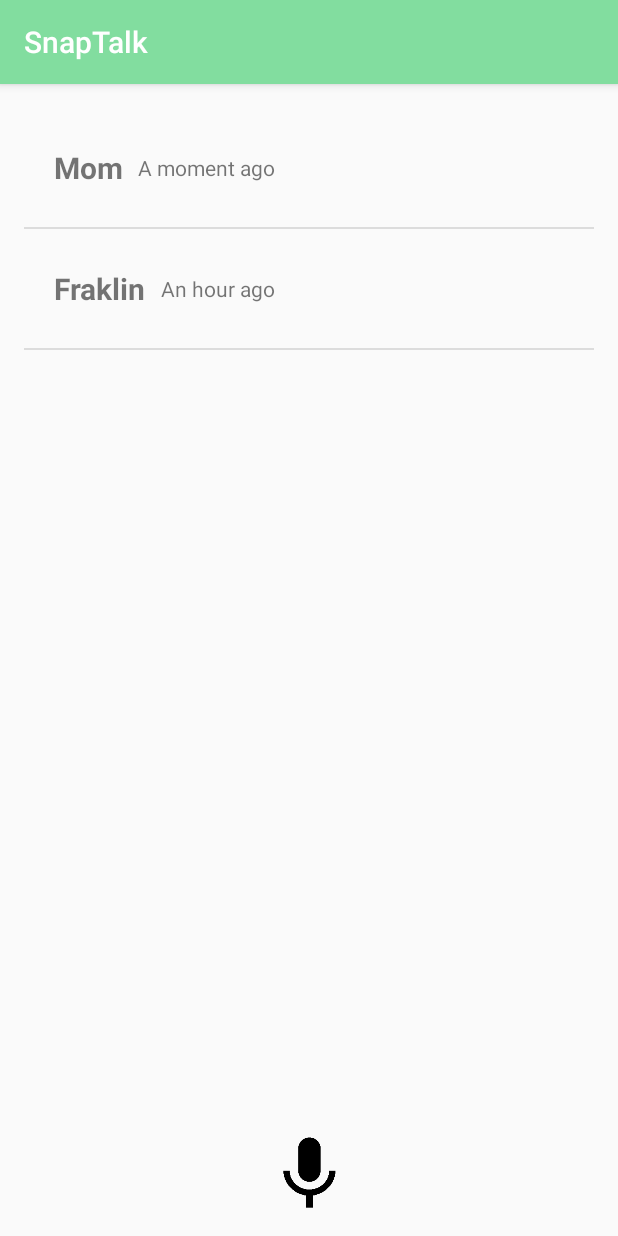
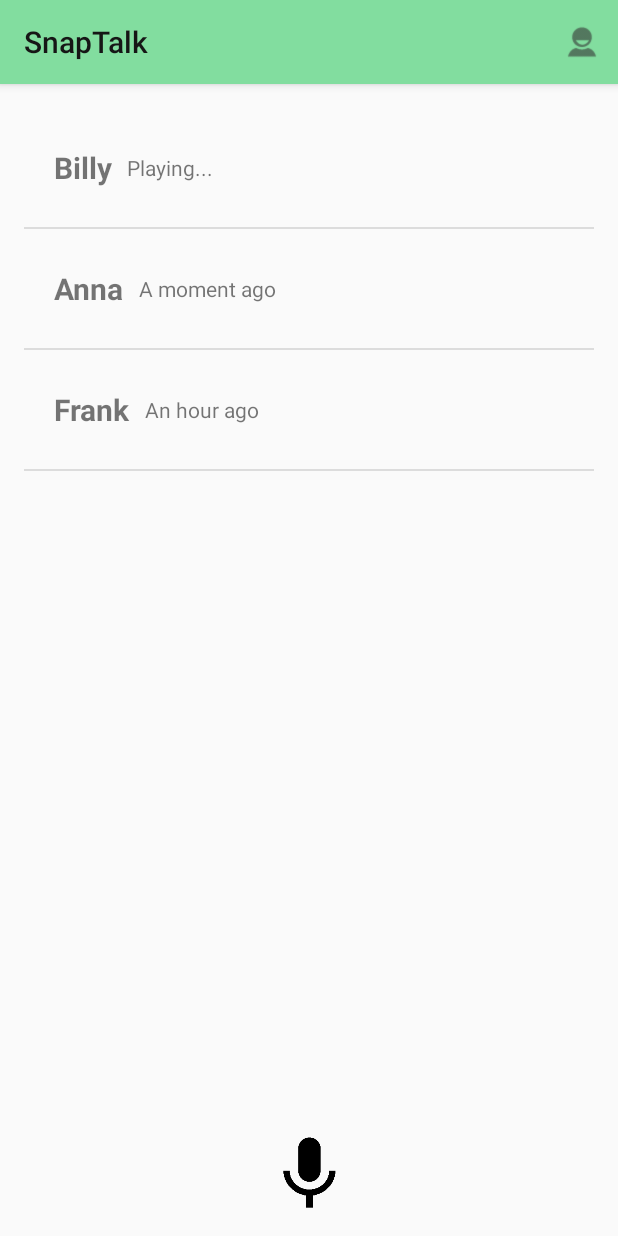
Before and after one commit to nthomsn/SnapTalk, an Android app: the screen it shows after launch (MainActivity), after a tap on "Billy", on a phone screen of 412 x 824 dp. Run offline under Robolectric (Android 15) with nearby library versions, the phone set to English and light mode, and no system bars.

Commit message:
Sound file handling

```diff
--- a/src/main/AndroidManifest.xml
+++ b/src/main/AndroidManifest.xml
@@ -29,5 +29,4 @@
     <uses-permission android:name="android.permission.INTERNET" />
     <uses-permission android:name="android.permission.WRITE_EXTERNAL_STORAGE" />
     <uses-permission android:name="android.permission.RECORD_AUDIO" />
-
 </manifest>
--- a/src/main/java/nickthomson/me/snaptalk/MainActivity.java
+++ b/src/main/java/nickthomson/me/snaptalk/MainActivity.java
@@ -1,21 +1,19 @@
 package nickthomson.me.snaptalk;
 
-import android.content.Intent;
-import android.media.AudioManager;
-import android.media.MediaPlayer;
-import android.os.Environment;
+import android.app.AlertDialog;
+import android.content.DialogInterface;
 import android.support.v7.app.ActionBarActivity;
 import android.os.Bundle;
-import android.util.Log;
+import android.text.Editable;
 import android.view.Menu;
+import android.view.MenuInflater;
 import android.view.MenuItem;
 import android.view.View;
 import android.widget.AdapterView;
-import android.widget.ArrayAdapter;
+import android.widget.EditText;
+import android.widget.ImageButton;
 import android.widget.ListView;
 
-import java.io.IOException;
-import java.util.ArrayList;
 import java.util.Date;
 
 
@@ -25,7 +23,7 @@ public class MainActivity extends ActionBarActivity {
     ListView mainList;
 
     RecordingManager recordingManager;
-
+    String loginName = "Nick";
 
 
     @Override
@@ -36,8 +34,8 @@ public class MainActivity extends ActionBarActivity {
         long currentTime = new Date().getTime();
         RecievedMessage[] listData = new RecievedMessage[] {
                 new RecievedMessage(new Date(), "Billy"),
-                new RecievedMessage(new Date(currentTime - 1000 * 120), "Mom"),
-                new RecievedMessage(new Date(currentTime - 1000 * 3700), "Fraklin")
+                new RecievedMessage(new Date(currentTime - 1000 * 120), "Anna"),
+                new RecievedMessage(new Date(currentTime - 1000 * 3700), "Frank")
         };
 
         mainAdapter = new MainAdapter(this, R.layout.list_row,
@@ -47,35 +45,58 @@ public class MainActivity extends ActionBarActivity {
         mainList.setOnItemClickListener(new AdapterView.OnItemClickListener() {
             @Override
             public void onItemClick(AdapterView<?> parent, View view, int position, long id) {
-                mainAdapter.removeItem(position);
+                if (!mainAdapter.isPlaying()) {
+                    new MessagePlayer(mainAdapter, position).playFile("blurp");
+                }
             }
         });
 
         recordingManager = new RecordingManager();
     }
 
-    /* Called when user wants to make a new Talk */
-    public void newTalk(View view) {
-        MediaPlayer mediaPlayer = new MediaPlayer();
-        mediaPlayer.setAudioStreamType(AudioManager.STREAM_MUSIC);
-
-        try {
-            mediaPlayer.setDataSource(getFileName());
-            mediaPlayer.prepare();
-        } catch (IOException e) {
-            e.printStackTrace();
-        }
-        mediaPlayer.start();
+    @Override
+    public boolean onCreateOptionsMenu(Menu menu) {
+        // Inflate the menu items for use in the action bar
+        MenuInflater inflater = getMenuInflater();
+        inflater.inflate(R.menu.menu_main, menu);
+        return super.onCreateOptionsMenu(menu);
     }
 
-    private String getFileName() {
-        String fileName = Environment.getExternalStorageDirectory().getAbsolutePath();
-        fileName += "/blurp.3gp";
-        return fileName;
+    @Override
+    public boolean onOptionsItemSelected(MenuItem item) {
+        // Handle presses on the action bar items
+        switch (item.getItemId()) {
+            case R.id.set_person:
+                setPerson();
+                return true;
+            default:
+                return super.onOptionsItemSelected(item);
+        }
+    }
+
+    /* Set our device's contact name */
+    private void setPerson() {
+        final EditText input = new EditText(this);
+        input.setWidth(100);
+        new AlertDialog.Builder(this).setTitle("Change your name")
+            .setView(input)
+            .setPositiveButton("Ok", new DialogInterface.OnClickListener() {
+                public void onClick(DialogInterface dialog, int whichButton) {
+                    Editable value = input.getText();
+                    loginName = value.toString();
+                }
+            }).show();
     }
 
     /* Called when the user wants to start recording */
-    public void userRecording(View viw) {
+    public void userRecording(View view) {
+        ImageButton imageButton = (ImageButton) view;
+        if (recordingManager.isCurrentlyRecording()) {
+            imageButton.setBackgroundResource(R.drawable.voice);
+        } else {
+            imageButton.setBackgroundResource(R.drawable.voice_recording);
+        }
+
         recordingManager.toggleRecording(this);
     }
 
--- a/src/main/java/nickthomson/me/snaptalk/MainAdapter.java
+++ b/src/main/java/nickthomson/me/snaptalk/MainAdapter.java
@@ -16,6 +16,8 @@ public class MainAdapter extends ArrayAdapter<RecievedMessage> {
     private Context context;
     private int resource;
     private ArrayList<RecievedMessage> objects;
+
+    private boolean playing = false;
 
     public MainAdapter(Context context, int resource, RecievedMessage[] objects) {
         super(context, resource, objects);
@@ -37,12 +39,31 @@ public class MainAdapter extends ArrayAdapter<RecievedMessage> {
         TextView messageContent = (TextView) row.findViewById(R.id.message_content);
 
         from.setText((CharSequence) objects.get(position).getSender());
-        messageContent.setText((CharSequence) objects.get(position).getPassedTime());
+        String status = objects.get(position).getStatus();
+        if (status.equals("")) {
+            messageContent.setText((CharSequence) objects.get(position).getPassedTime());
+        } else {
+            messageContent.setText(status);
+        }
         return row;
+    }
+
+    public void setContent(int position, String value) {
+        objects.get(position).setStatus(value);
+        notifyDataSetChanged();
     }
 
     public void removeItem(int index) {
         objects.remove(index);
         notifyDataSetChanged();
     }
+
+
+    public boolean isPlaying() {
+        return playing;
+    }
+
+    public void setPlaying(boolean playing) {
+        this.playing = playing;
+    }
 }
--- /dev/null
+++ b/src/main/java/nickthomson/me/snaptalk/MessagePlayer.java
@@ -0,0 +1,49 @@
+package nickthomson.me.snaptalk;
+
+import android.media.AudioManager;
+import android.media.MediaPlayer;
+import android.media.audiofx.PresetReverb;
+import android.os.Environment;
+
+import java.io.IOException;
+
+public final class MessagePlayer implements MediaPlayer.OnCompletionListener {
+    MainAdapter adapter;
+    int position;
+
+    public MessagePlayer(MainAdapter adapter, int position) {
+        this.adapter = adapter;
+        this.position = position;
+    }
+
+    public void playFile(String fileName) {
+        MediaPlayer mediaPlayer = new MediaPlayer();
+        mediaPlayer.setAudioStreamType(AudioManager.STREAM_MUSIC);
+
+        try {
+            mediaPlayer.setDataSource(getFilePath(fileName));
+            mediaPlayer.prepare();
+        } catch (IOException e) {
+            e.printStackTrace();
+        }
+        mediaPlayer.start();
+        mediaPlayer.setOnCompletionListener(this);
+        setTime();
+        adapter.setPlaying(true);
+    }
+
+    public void onCompletion(MediaPlayer player) {
+        adapter.removeItem(position);
+        adapter.setPlaying(false);
+    }
+
+    private void setTime() {
+        adapter.setContent(position, "Playing...");
+    }
+
+    private static String getFilePath(String fileName) {
+        String path = Environment.getExternalStorageDirectory().getAbsolutePath();
+        path += "/" + fileName + ".3gp";
+        return path;
+    }
+}
--- a/src/main/java/nickthomson/me/snaptalk/RecievedMessage.java
+++ b/src/main/java/nickthomson/me/snaptalk/RecievedMessage.java
@@ -1,11 +1,15 @@
 package nickthomson.me.snaptalk;
 
+import android.os.Environment;
+
+import java.io.File;
 import java.util.Date;
 
 public class RecievedMessage {
     Date timeRecieved;
-
     String sender = "Bob";
+    String fileName = "blurp";
+    String status = "";
 
     public RecievedMessage() {
         timeRecieved = new Date();
@@ -34,6 +38,12 @@ public class RecievedMessage {
         return "Just now";
     }
 
+    private File getFile() {
+        String path = Environment.getExternalStorageDirectory().getAbsolutePath();
+        path += "/" + fileName + ".3gp";
+        return new File(path);
+    }
+
     public String getSender() {
         return sender;
     }
@@ -42,4 +52,10 @@ public class RecievedMessage {
         this.sender = sender;
     }
 
+    public void setFileName(String fileName) { this.fileName = fileName; }
+
+    public void setStatus(String status) { this.status = status; }
+
+    public String getStatus() { return this.status; }
+
 }
--- a/src/main/java/nickthomson/me/snaptalk/RecordingManager.java
+++ b/src/main/java/nickthomson/me/snaptalk/RecordingManager.java
@@ -19,6 +19,10 @@ public class RecordingManager {
         } else {
             startRecording();
         }
+    }
+
+    public boolean isCurrentlyRecording() {
+        return isRecording;
     }
 
     private void startRecording() {
--- a/src/main/java/nickthomson/me/snaptalk/SelectContactActivity.java
+++ b/src/main/java/nickthomson/me/snaptalk/SelectContactActivity.java
@@ -16,8 +16,9 @@ public class SelectContactActivity extends ActionBarActivity {
     Contact[] contacts = new Contact[] {
             new Contact("Nick"),
             new Contact("Chase"),
-            new Contact("Steve Jobs"),
-            new Contact("Lennin")
+            new Contact("Stalin"),
+            new Contact("Lennin"),
+            new Contact("Dog")
     };
 
     @Override
--- a/src/main/res/layout/contact_row.xml
+++ b/src/main/res/layout/contact_row.xml
@@ -11,7 +11,7 @@
         android:id="@+id/contact_icon" />
 
     <TextView
-        android:layout_width="wrap_content"
+        android:layout_width="fill_parent"
         android:layout_height="wrap_content"
         android:text="New Text"
         android:id="@+id/contact_name"
--- a/src/main/res/menu/menu_main.xml
+++ b/src/main/res/menu/menu_main.xml
@@ -1,6 +1,14 @@
 <menu xmlns:android="http://schemas.android.com/apk/res/android"
     xmlns:app="http://schemas.android.com/apk/res-auto"
-    xmlns:tools="http://schemas.android.com/tools" tools:context=".MainActivity">
+    xmlns:snapTalk="http://schemas.android.com/apk/res-auto"
+    xmlns:tools="http://schemas.android.com/tools"
+    tools:context=".MainActivity">'
+    <!--
     <item android:id="@+id/action_settings" android:title="@string/action_settings"
         android:orderInCategory="100" app:showAsAction="never" />
+    -->
+    <item android:id="@+id/set_person"
+        android:title="@string/action_settings"
+        android:icon="@drawable/ic_action_person"
+        snapTalk:showAsAction="always"/>
 </menu>
--- a/src/main/res/values/styles.xml
+++ b/src/main/res/values/styles.xml
@@ -15,12 +15,15 @@
 
         <!-- Support library compatibility -->
         <item name="background">@color/backgroundGreen</item>
+        <item name="titleTextStyle">@style/DarkTitle</item>
     </style>
 
     <!-- ActionBar title text -->
     <style name="DarkTitle"
         parent="@style/TextAppearance.AppCompat.Widget.ActionBar.Title">
         <item name="android:textColor">@color/dark</item>
+
+        <item name="android:color">@color/dark</item>
     </style>
 
 </resources>
```
